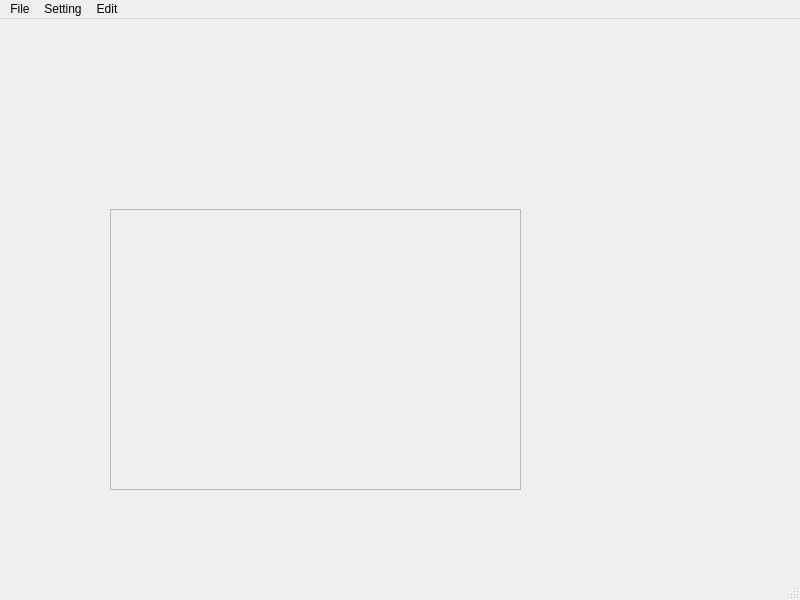
This is resources/main_view.ui in HiJinger2266/ITS-pedsim-final-project as Qt 5 draws it before an edit. The edited form follows.
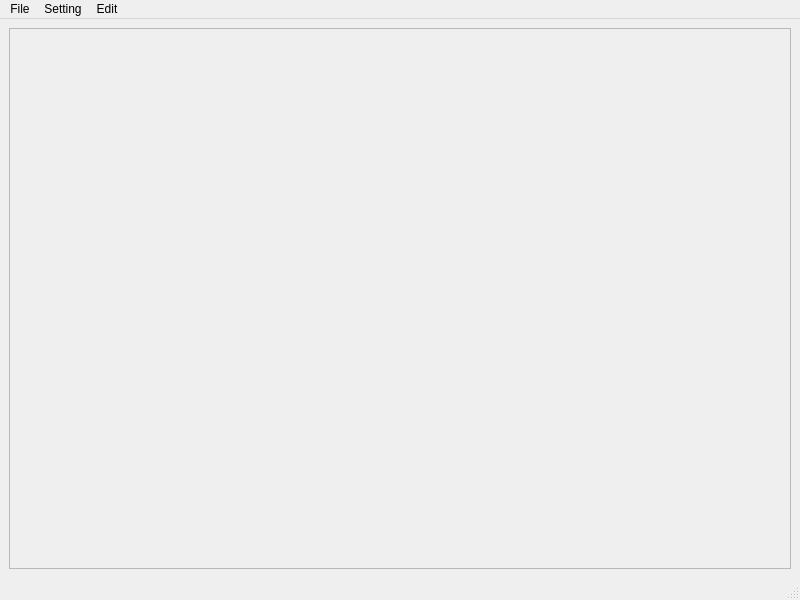
This is the edited form. Icons and pictures are not drawn.

```diff
--- a/resources/main_view.ui
+++ b/resources/main_view.ui
@@ -18,14 +18,11 @@
     <normaloff>:/resources/img/app_icon.ico</normaloff>:/resources/img/app_icon.ico</iconset>
   </property>
   <widget class="QWidget" name="centralwidget">
+   <layout class="QGridLayout" name="gridLayout">
+    <item row="0" column="0">
    <widget class="QFrame" name="frame">
-    <property name="geometry">
-     <rect>
-      <x>110</x>
-      <y>190</y>
-      <width>411</width>
-      <height>281</height>
-     </rect>
+      <property name="autoFillBackground">
+       <bool>false</bool>
     </property>
     <property name="frameShape">
      <enum>QFrame::StyledPanel</enum>
@@ -34,6 +31,8 @@
      <enum>QFrame::Raised</enum>
     </property>
    </widget>
+    </item>
+   </layout>
   </widget>
   <widget class="QMenuBar" name="menubar">
    <property name="geometry">
```
Lines whose indentation alone changed are shown as unchanged.
